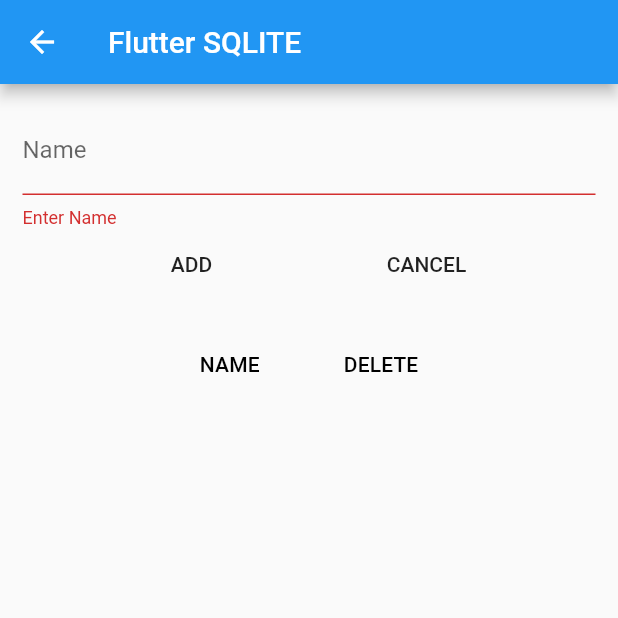
After one commit to sabsab-yeng/pis, a Flutter app: the DatatablePage screen opened directly, after a tap on "ADD", on a phone screen of 412 x 824 dp, the top half of it. The commit adds this screen. Run offline on Flutter 3.47's test engine with Material 2 defaults, Android fonts, the light colour scheme and no system bars; our stand-ins replace firebase_auth, firebase_database, firebase_messaging, flutter_calendar_carousel, flutter_local_notifications, font_awesome_flutter and 5 more; missing offline and left inert: firebase_core_web, flutter_email_sender, google_sign_in_web; accounts and stored records are empty.

Commit message:
Insert, Update, Delete for SQLite database

```diff
--- a/lib/ui/screens/drawer/drawer_page.dart
+++ b/lib/ui/screens/drawer/drawer_page.dart
@@ -2,6 +2,7 @@ import 'package:flutter/material.dart';
 import 'package:pis/ui/screens/example/insert_page.dart';
 import 'package:pis/ui/screens/location/check_location_page.dart';
 import 'package:pis/ui/screens/settings/setting_page.dart';
+import 'package:pis/ui/screens/sqfite/data_test.dart';
 import 'package:pis/ui/widgets/menu_drawer_widget.dart';
 import '../home/root_page.dart';
 
@@ -68,9 +69,9 @@ class DrawerMenuPage extends StatelessWidget {
             ),
             MenuDrawerWidget(
               icon: Icons.language,
-              title: "Language",
+              title: "SQFite",
               onTap: () {
-                // Navigator.push(context, MaterialPageRoute(builder: (context)=>RootPage()));
+                Navigator.push(context, MaterialPageRoute(builder: (context)=>DatatablePage()));
               },
             ),
             MenuDrawerWidget(
--- /dev/null
+++ b/lib/ui/screens/sqfite/data_test.dart
@@ -0,0 +1,182 @@
+import 'package:flutter/material.dart';
+import 'dbhelper.dart';
+import 'employee.dart';
+import 'dart:async';
+
+class DatatablePage extends StatefulWidget {
+  final String title;
+
+  DatatablePage({Key key, this.title}) : super(key: key);
+
+  @override
+  State<StatefulWidget> createState() {
+    return _DatatablePageState();
+  }
+}
+
+class _DatatablePageState extends State<DatatablePage> {
+  //
+  Future<List<Employee>> employees;
+  TextEditingController controller = TextEditingController();
+  String name;
+  int curUserId;
+
+  final formKey = new GlobalKey<FormState>();
+  var dbHelper;
+  bool isUpdating;
+
+  @override
+  void initState() {
+    super.initState();
+    dbHelper = DBHelper();
+    isUpdating = false;
+    refreshList();
+  }
+
+  refreshList() {
+    setState(() {
+      employees = dbHelper.getEmployees();
+    });
+  }
+
+  clearName() {
+    controller.text = '';
+  }
+
+  validate() {
+    if (formKey.currentState.validate()) {
+      formKey.currentState.save();
+      if (isUpdating) {
+        Employee e = Employee(curUserId, name);
+        dbHelper.update(e);
+        setState(() {
+          isUpdating = false;
+        });
+      } else {
+        Employee e = Employee(null, name);
+        dbHelper.save(e);
+      }
+      clearName();
+      refreshList();
+    }
+  }
+
+  form() {
+    return Form(
+      key: formKey,
+      child: Padding(
+        padding: EdgeInsets.all(15.0),
+        child: Column(
+          mainAxisAlignment: MainAxisAlignment.center,
+          mainAxisSize: MainAxisSize.min,
+          verticalDirection: VerticalDirection.down,
+          children: <Widget>[
+            TextFormField(
+              controller: controller,
+              keyboardType: TextInputType.text,
+              decoration: InputDecoration(labelText: 'Name'),
+              validator: (val) => val.length == 0 ? 'Enter Name' : null,
+              onSaved: (val) => name = val,
+            ),
+            Row(
+              mainAxisAlignment: MainAxisAlignment.spaceEvenly,
+              children: <Widget>[
+                FlatButton(
+                  onPressed: validate,
+                  child: Text(isUpdating ? 'UPDATE' : 'ADD'),
+                ),
+                FlatButton(
+                  onPressed: () {
+                    setState(() {
+                      isUpdating = false;
+                    });
+                    clearName();
+                  },
+                  child: Text('CANCEL'),
+                )
+              ],
+            ),
+          ],
+        ),
+      ),
+    );
+  }
+
+  SingleChildScrollView dataTable(List<Employee> employees) {
+    return SingleChildScrollView(
+      scrollDirection: Axis.vertical,
+      child: DataTable(
+        columns: [
+          DataColumn(
+            label: Text('NAME'),
+          ),
+          DataColumn(
+            label: Text('DELETE'),
+          )
+        ],
+        rows: employees
+            .map(
+              (employee) => DataRow(cells: [
+                    DataCell(
+                      Text(employee.name),
+                      onTap: () {
+                        setState(() {
+                          isUpdating = true;
+                          curUserId = employee.id;
+                        });
+                        controller.text = employee.name;
+                      },
+                    ),
+                    DataCell(IconButton(
+                      icon: Icon(Icons.delete),
+                      onPressed: () {
+                        dbHelper.delete(employee.id);
+                        refreshList();
+                      },
+                    )),
+                  ]),
+            )
+            .toList(),
+      ),
+    );
+  }
+
+  list() {
+    return Expanded(
+      child: FutureBuilder(
+        future: employees,
+        builder: (context, snapshot) {
+          if (snapshot.hasData) {
+            return dataTable(snapshot.data);
+          }
+
+          if (null == snapshot.data || snapshot.data.length == 0) {
+            return Text("No Data Found");
+          }
+
+          return CircularProgressIndicator();
+        },
+      ),
+    );
+  }
+
+  @override
+  Widget build(BuildContext context) {
+    return new Scaffold(
+      appBar: new AppBar(
+        title: new Text('Flutter SQLITE'),
+      ),
+      body: new Container(
+        child: new Column(
+          mainAxisAlignment: MainAxisAlignment.start,
+          mainAxisSize: MainAxisSize.min,
+          verticalDirection: VerticalDirection.down,
+          children: <Widget>[
+            form(),
+            list(),
+          ],
+        ),
+      ),
+    );
+  }
+}
--- /dev/null
+++ b/lib/ui/screens/sqfite/dbhelper.dart
@@ -0,0 +1,75 @@
+import 'dart:async';
+import 'dart:io' as io;
+import 'package:path/path.dart';
+import 'package:sqflite/sqflite.dart';
+import 'package:path_provider/path_provider.dart';
+import 'employee.dart';
+
+class DBHelper {
+  static Database _db;
+  static const String ID = 'id';
+  static const String NAME = 'name';
+  static const String TABLE = 'Employee';
+  static const String DB_NAME = 'employee1.db';
+
+  Future<Database> get db async {
+    if (_db != null) {
+      return _db;
+    }
+    _db = await initDb();
+    return _db;
+  }
+
+  initDb() async {
+    io.Directory documentsDirectory = await getApplicationDocumentsDirectory();
+    String path = join(documentsDirectory.path, DB_NAME);
+    var db = await openDatabase(path, version: 1, onCreate: _onCreate);
+    return db;
+  }
+
+  _onCreate(Database db, int version) async {
+    await db
+        .execute("CREATE TABLE $TABLE ($ID INTEGER PRIMARY KEY, $NAME TEXT)");
+  }
+
+  Future<Employee> save(Employee employee) async {
+    var dbClient = await db;
+    employee.id = await dbClient.insert(TABLE, employee.toMap());
+    return employee;
+    /*
+    await dbClient.transaction((txn) async {
+      var query = "INSERT INTO $TABLE ($NAME) VALUES ('" + employee.name + "')";
+      return await txn.rawInsert(query);
+    });
+    */
+  }
+
+  Future<List<Employee>> getEmployees() async {
+    var dbClient = await db;
+    List<Map> maps = await dbClient.query(TABLE, columns: [ID, NAME]);
+    //List<Map> maps = await dbClient.rawQuery("SELECT * FROM $TABLE");
+    List<Employee> employees = [];
+    if (maps.length > 0) {
+      for (int i = 0; i < maps.length; i++) {
+        employees.add(Employee.fromMap(maps[i]));
+      }
+    }
+    return employees;
+  }
+
+  Future<int> delete(int id) async {
+    var dbClient = await db;
+    return await dbClient.delete(TABLE, where: '$ID = ?', whereArgs: [id]);
+  }
+
+  Future<int> update(Employee employee) async {
+    var dbClient = await db;
+    return await dbClient.update(TABLE, employee.toMap(),
+        where: '$ID = ?', whereArgs: [employee.id]);
+  }
+
+  Future close() async {
+    var dbClient = await db;
+    dbClient.close();
+  }
+}
--- /dev/null
+++ b/lib/ui/screens/sqfite/employee.dart
@@ -0,0 +1,19 @@
+class Employee {
+  int id;
+  String name;
+
+  Employee(this.id, this.name);
+
+  Map<String, dynamic> toMap() {
+    var map = <String, dynamic>{
+      'id': id,
+      'name': name,
+    };
+    return map;
+  }
+
+  Employee.fromMap(Map<String, dynamic> map) {
+    id = map['id'];
+    name = map['name'];
+  }
+}
--- a/pubspec.yaml
+++ b/pubspec.yaml
@@ -38,6 +38,7 @@ dependencies:
   google_sign_in: ^4.4.1
   firebase_database:
   sqflite: ^1.3.0
+  path_provider: ^1.6.7
 
 
   # The following adds the Cupertino Icons font to your application.
```
